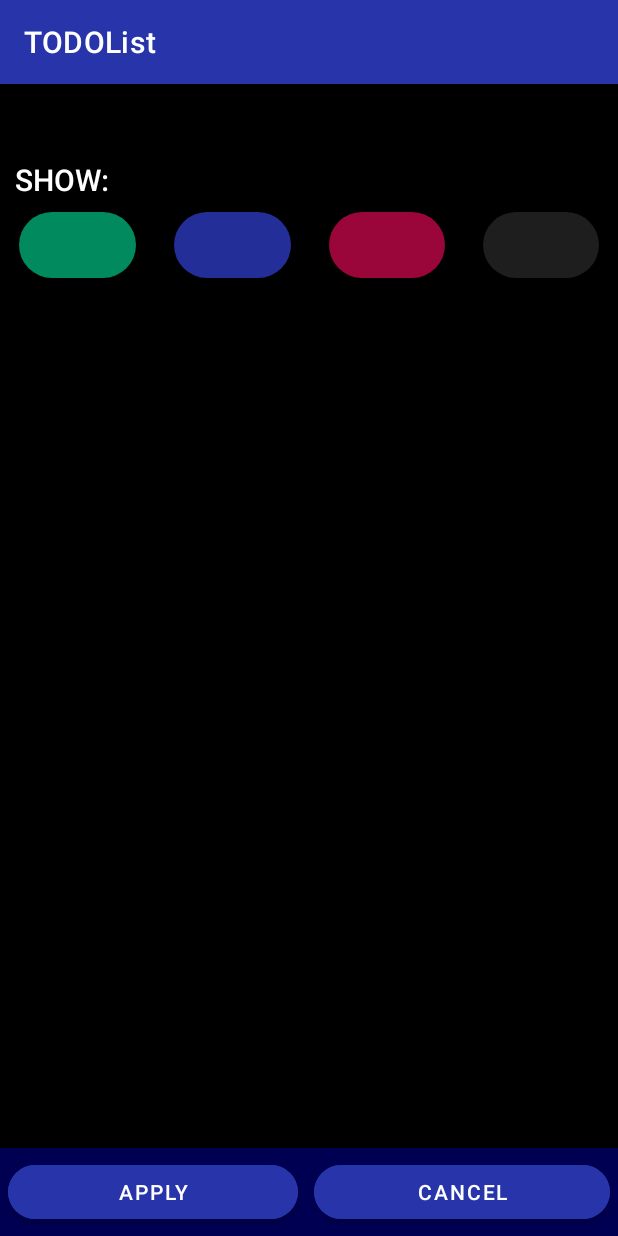
After one commit to Pospec18/TODOList, an Android app: the FilterActivity screen opened directly, with no data from a screen before it, on a phone screen of 412 x 824 dp. The commit adds this screen. Run offline under Robolectric (Android 15) with nearby library versions, the light colour scheme and no system bars.

Commit message:
Filter UI

```diff
--- a/app/src/main/AndroidManifest.xml
+++ b/app/src/main/AndroidManifest.xml
@@ -25,6 +25,7 @@
         <activity android:name="com.pospecstudio.todolist.EditItemActivity" android:exported="true"/>
         <activity android:name="com.pospecstudio.todolist.EditListActivity" android:exported="true"/>
         <activity android:name="com.pospecstudio.todolist.SwitchListActivity" android:exported="true"/>
+        <activity android:name="com.pospecstudio.todolist.FilterActivity" android:exported="true"/>
     </application>
     <uses-permission android:name="com.google.android.gms.permission.AD_ID" tools:node="remove"/>
 </manifest>
--- /dev/null
+++ b/app/src/main/java/com/pospecstudio/todolist/FilterActivity.java
@@ -0,0 +1,14 @@
+package com.pospecstudio.todolist;
+
+import android.os.Bundle;
+import androidx.annotation.Nullable;
+import androidx.appcompat.app.AppCompatActivity;
+import com.example.todolist.R;
+
+public class FilterActivity extends AppCompatActivity {
+    @Override
+    protected void onCreate(@Nullable @org.jetbrains.annotations.Nullable Bundle savedInstanceState) {
+        super.onCreate(savedInstanceState);
+        setContentView(R.layout.filter);
+    }
+}
--- a/app/src/main/java/com/pospecstudio/todolist/MainActivity.java
+++ b/app/src/main/java/com/pospecstudio/todolist/MainActivity.java
@@ -47,7 +47,10 @@ public class MainActivity extends AppCompatActivity {
     }
 
     public void filter(View v) {
-
+        Intent intent = new Intent(this, FilterActivity.class);
+        Bundle bundle = new Bundle();
+        intent.putExtras(bundle);
+        startActivity(intent);
     }
 
     public void editItem(Item item) {
--- a/app/src/main/res/layout/activity_main.xml
+++ b/app/src/main/res/layout/activity_main.xml
@@ -38,11 +38,14 @@
                     android:id="@+id/done" style="@style/bottom_panel_icon_button"
                     android:layout_height="wrap_content"
                     android:layout_weight="1" android:contentDescription="done"/>
+                    -->
             <ImageButton
                     app:srcCompat="@drawable/ic_filter_icon"
                     android:id="@+id/filter" style="@style/bottom_panel_icon_button"
                     android:layout_height="wrap_content"
+                    android:onClick="filter"
                     android:layout_weight="1" android:contentDescription="filter" android:layout_width="wrap_content"/>
+            <!--
             <ImageButton
                     app:srcCompat="@drawable/ic_icon_settings"
                     android:id="@+id/settings" style="@style/bottom_panel_icon_button"
--- /dev/null
+++ b/app/src/main/res/layout/filter.xml
@@ -0,0 +1,76 @@
+<?xml version="1.0" encoding="utf-8"?>
+<androidx.constraintlayout.widget.ConstraintLayout xmlns:android="http://schemas.android.com/apk/res/android"
+                                                   xmlns:app="http://schemas.android.com/apk/res-auto"
+                                                   xmlns:tools="http://schemas.android.com/tools"
+                                                   android:layout_width="match_parent"
+                                                   android:layout_height="match_parent"
+                                                   tools:context="com.pospecstudio.todolist.FilterActivity"
+                                                   android:background="@color/bg_200">
+    <LinearLayout android:orientation="vertical"
+                  android:layout_width="match_parent"
+                  android:layout_height="match_parent">
+        <View
+                android:id="@+id/divider3"
+                android:layout_width="match_parent"
+                android:layout_height="50dp"
+                android:background="@color/transparent"
+        />
+        <TextView
+                android:text="Show:"
+                android:layout_width="match_parent"
+                android:layout_height="wrap_content" android:id="@+id/nameText" style="@style/text"
+                android:gravity="start" android:fontFamily="monospace" android:textAllCaps="true"
+                android:paddingLeft="10dp" android:paddingRight="10dp"/>
+        <LinearLayout
+                android:orientation="horizontal"
+                android:layout_width="match_parent"
+                android:layout_height="wrap_content">
+            <com.google.android.material.chip.Chip
+                    android:layout_width="match_parent"
+                    android:layout_height="wrap_content" android:id="@+id/fully"
+                    style="@style/filterChip"
+                    app:chipSurfaceColor="@color/green_500"
+            />
+            <com.google.android.material.chip.Chip
+                    android:layout_width="match_parent"
+                    android:layout_height="wrap_content" android:id="@+id/partially"
+                    style="@style/filterChip"
+                    app:chipSurfaceColor="@color/blue_500"
+            />
+            <com.google.android.material.chip.Chip
+                    android:layout_width="match_parent"
+                    android:layout_height="wrap_content" android:id="@+id/empty"
+                    style="@style/filterChip"
+                    app:chipSurfaceColor="@color/red_500"
+            />
+            <com.google.android.material.chip.Chip
+                    android:layout_width="match_parent"
+                    android:layout_height="wrap_content" android:id="@+id/optional"
+                    style="@style/filterChip"
+                    app:chipSurfaceColor="@color/gray_500"
+            />
+        </LinearLayout>
+        <View
+                android:id="@+id/divider"
+                android:layout_width="match_parent"
+                android:layout_height="wrap_content"
+                android:background="@color/transparent"
+                android:layout_weight="10"/>
+        <LinearLayout
+                android:orientation="horizontal"
+                android:layout_width="match_parent"
+                android:layout_height="wrap_content" android:gravity="center" android:background="@color/bg_500"
+                android:layout_weight="0">
+            <Button
+                    android:text="apply"
+                    android:layout_width="wrap_content"
+                    android:layout_height="wrap_content" android:id="@+id/addList" android:layout_weight="1"
+                    style="@style/bottom_panel_button"/>
+            <Button
+                    android:text="cancel"
+                    android:layout_width="wrap_content"
+                    android:layout_height="wrap_content" android:id="@+id/cancelEdit" android:layout_weight="1"
+                    style="@style/bottom_panel_button"/>
+        </LinearLayout>
+    </LinearLayout>
+</androidx.constraintlayout.widget.ConstraintLayout>
--- a/app/src/main/res/values/styles.xml
+++ b/app/src/main/res/values/styles.xml
@@ -54,4 +54,17 @@
         <item name="android:paddingLeft">10dp</item>
         <item name="android:paddingRight">10dp</item>
     </style>
+    <style name="filterChip" parent="Widget.Material3.ChipGroup">
+        <item name="android:textAppearance">@style/text</item>
+        <item name="android:textColor">@color/white</item>
+        <item name="android:checkable">true</item>
+        <item name="android:layout_weight">1</item>
+        <item name="checkedIcon">@drawable/ic_done_icon</item>
+        <item name="android:minHeight">60dp</item>
+        <item name="chipIconSize">38dp</item>
+        <item name="chipEndPadding">8dp</item>
+        <item name="chipStartPadding">8dp</item>
+        <item name="android:layout_marginLeft">4dp</item>
+        <item name="android:layout_marginRight">4dp</item>
+    </style>
 </resources>
```
